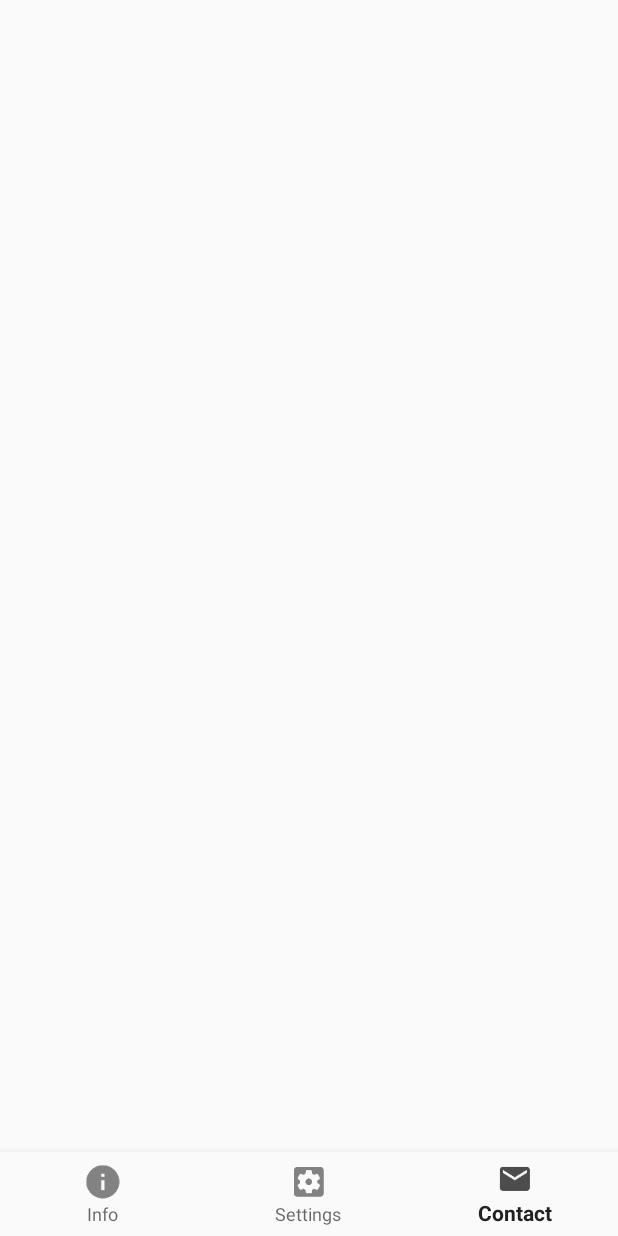
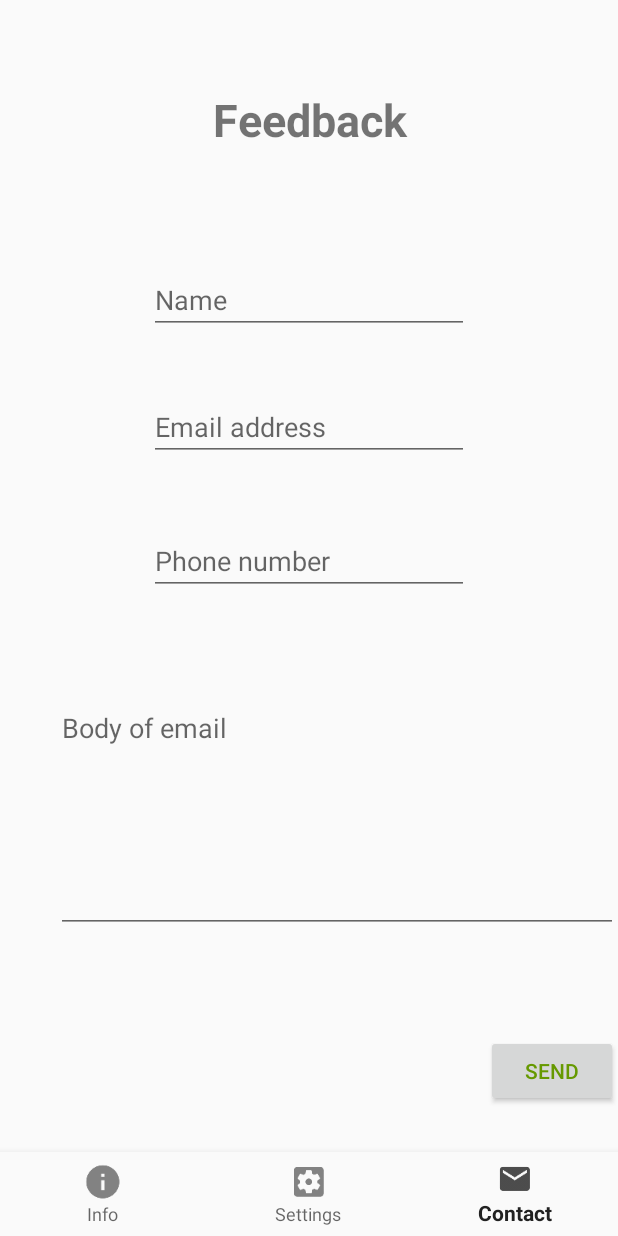
Before and after one commit to mihaibarbu94/zeusapp, an Android app: the screen it shows after launch (MainActivity), item 3 of the bottom bar chosen, on a phone screen of 412 x 824 dp. Run offline under Robolectric (Android 15) with nearby library versions, the phone set to English and light mode, and no system bars.

Commit message:
added fragment view for contact page

```diff
--- a/app/src/main/java/ic/zeus/fragments/ContactFragment.java
+++ b/app/src/main/java/ic/zeus/fragments/ContactFragment.java
@@ -1,7 +1,20 @@
 package ic.zeus.fragments;
 
 
+import android.os.Bundle;
 import android.support.v4.app.Fragment;
+import android.view.LayoutInflater;
+import android.view.View;
+import android.view.ViewGroup;
+
+import ic.zeus.R;
 
 public class ContactFragment extends Fragment {
+
+    @Override
+    public View onCreateView(LayoutInflater inflater, ViewGroup container, Bundle savedInstanceState) {
+        View rootView = inflater.inflate(R.layout.fragment_contact, container, false);
+        return rootView;
+    }
+
 }
--- a/app/src/main/java/ic/zeus/fragments/SettingsFragment.java
+++ b/app/src/main/java/ic/zeus/fragments/SettingsFragment.java
@@ -9,6 +9,7 @@ import android.view.View;
 import android.view.ViewGroup;
 import android.widget.Button;
 import android.widget.EditText;
+import android.widget.TextView;
 
 import java.io.IOException;
 import java.io.OutputStreamWriter;
@@ -56,6 +57,9 @@ public class SettingsFragment extends Fragment {
 
         view = getView();
 
+        TextView t = (TextView)view.findViewById(R.id.textView);
+        t.setText("Test server connection by sending battery info data.");
+
         sendData = view.findViewById(R.id.send_data);
         final Sender sender = new Sender();
         sendData.setOnClickListener(new View.OnClickListener() {
--- /dev/null
+++ b/app/src/main/res/layout/fragment_contact.xml
@@ -0,0 +1,73 @@
+<?xml version="1.0" encoding="utf-8"?>
+<RelativeLayout xmlns:android="http://schemas.android.com/apk/res/android"
+    android:orientation="vertical" android:layout_width="match_parent"
+    android:layout_height="match_parent">
+
+
+    <EditText
+        android:id="@+id/editText"
+        android:layout_width="wrap_content"
+        android:layout_height="wrap_content"
+        android:layout_alignParentTop="true"
+        android:layout_centerHorizontal="true"
+        android:layout_marginTop="262dp"
+        android:ems="10"
+        android:hint="Email address"
+        android:inputType="textEmailAddress" />
+
+    <EditText
+        android:id="@+id/editText2"
+        android:layout_width="wrap_content"
+        android:layout_height="wrap_content"
+        android:layout_alignParentTop="true"
+        android:layout_centerHorizontal="true"
+        android:layout_marginTop="351dp"
+        android:ems="10"
+        android:hint="Phone number"
+        android:inputType="phone" />
+
+    <EditText
+        android:id="@+id/editText3"
+        android:layout_width="504dp"
+        android:layout_height="273dp"
+        android:layout_alignParentBottom="true"
+        android:layout_alignParentStart="true"
+        android:layout_marginBottom="202dp"
+        android:layout_marginStart="37dp"
+        android:ems="10"
+        android:hint="Body of email"
+        android:inputType="textMultiLine" />
+
+    <EditText
+        android:id="@+id/editText4"
+        android:layout_width="wrap_content"
+        android:layout_height="wrap_content"
+        android:layout_alignParentTop="true"
+        android:layout_centerHorizontal="true"
+        android:layout_marginTop="177dp"
+        android:ems="10"
+        android:hint="Name"
+        android:inputType="textPersonName" />
+
+    <Button
+        android:id="@+id/button"
+        android:layout_width="wrap_content"
+        android:layout_height="wrap_content"
+        android:layout_alignEnd="@+id/editText3"
+        android:layout_alignParentBottom="true"
+        android:layout_marginBottom="86dp"
+        android:text="Send"
+        android:textColor="@android:color/holo_green_dark" />
+
+    <TextView
+        android:id="@+id/textView2"
+        android:layout_width="180dp"
+        android:layout_height="82dp"
+        android:layout_alignParentTop="true"
+        android:layout_centerHorizontal="true"
+        android:layout_marginTop="59dp"
+        android:text="Feedback"
+        android:textAlignment="center"
+        android:textSize="30sp"
+        android:textStyle="bold" />
+</RelativeLayout>
--- a/app/src/main/res/layout/fragment_home.xml
+++ b/app/src/main/res/layout/fragment_home.xml
@@ -21,6 +21,7 @@
         android:layout_marginTop="126dp"
         android:ems="10"
         android:hint="@string/ip_address_of_server"
+        android:visibility="visible"
         android:inputType="textPersonName"
         android:selectAllOnFocus="true" />
 
@@ -30,6 +31,7 @@
         android:layout_height="wrap_content"
         android:layout_alignParentStart="true"
         android:layout_alignTop="@+id/update_port"
+        android:visibility="visible"
         android:ems="10"
         android:hint="@string/port_of_server"
         android:inputType="text|textPersonName"
@@ -53,20 +55,11 @@
         android:layout_marginTop="193dp"
         android:text="@string/update_port" />
 
-    <EditText
-        android:id="@+id/editText2"
-        android:layout_width="278dp"
-        android:layout_height="wrap_content"
-        android:layout_alignParentStart="true"
-        android:layout_alignTop="@+id/send_data"
-        android:ems="10"
-        android:inputType="textMultiLine"
-        android:lineSpacingExtra="8sp"
-        android:selectAllOnFocus="false"
-        android:singleLine="false"
-        android:text="@string/here_you_can_test_the_connection_with_the_server"
-        android:textAlignment="center"
-        android:typeface="normal"
-        android:visibility="visible" />
+    <TextView
+        android:id="@+id/textView"
+        android:layout_width="315dp"
+        android:layout_height="42dp"
+        android:layout_alignBaseline="@+id/send_data"
+        android:layout_alignParentStart="true" />
 
 </RelativeLayout>
```
Also changed, not shown: app/src/main/res/values/styles.xml (line endings or trailing spaces).
